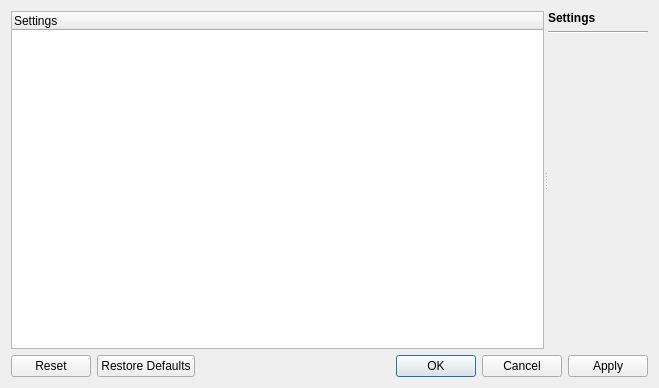
The window that settingsdialog.ui (richmoore/bitslinger) describes before a commit, drawn with Qt 5.
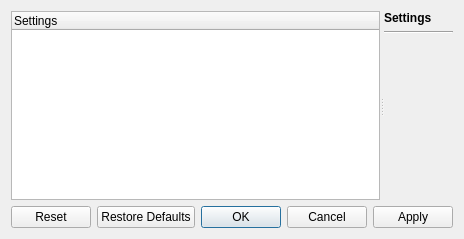
The same window after the commit.

Commit message: Fix the damn settings dialog

Patch:
```diff
--- a/settingsdialog.ui
+++ b/settingsdialog.ui
@@ -6,8 +6,8 @@
    <rect>
     <x>0</x>
     <y>0</y>
-    <width>659</width>
-    <height>388</height>
+    <width>431</width>
+    <height>239</height>
    </rect>
   </property>
   <property name="windowTitle">
@@ -21,7 +21,7 @@
      </property>
      <widget class="QTreeWidget" name="treeWidget">
       <property name="sizePolicy">
-       <sizepolicy hsizetype="Minimum" vsizetype="Expanding">
+       <sizepolicy hsizetype="Preferred" vsizetype="Expanding">
         <horstretch>0</horstretch>
         <verstretch>0</verstretch>
        </sizepolicy>
@@ -32,7 +32,7 @@
        </property>
       </column>
      </widget>
-     <widget class="QWidget" name="">
+     <widget class="QWidget" name="layoutWidget">
       <layout class="QVBoxLayout" name="verticalLayout">
        <item>
         <widget class="QLabel" name="pageTitle">
@@ -56,8 +56,12 @@
        </item>
        <item>
         <widget class="QStackedWidget" name="pageStack">
-         <widget class="QWidget" name="page"/>
-         <widget class="QWidget" name="page_2"/>
+         <property name="sizePolicy">
+          <sizepolicy hsizetype="Expanding" vsizetype="Expanding">
+           <horstretch>0</horstretch>
+           <verstretch>0</verstretch>
+          </sizepolicy>
+         </property>
         </widget>
        </item>
       </layout>
```
Left out of the diff: 20 changed lines with no effect on the pictures. The commit also changes 6 other files.
